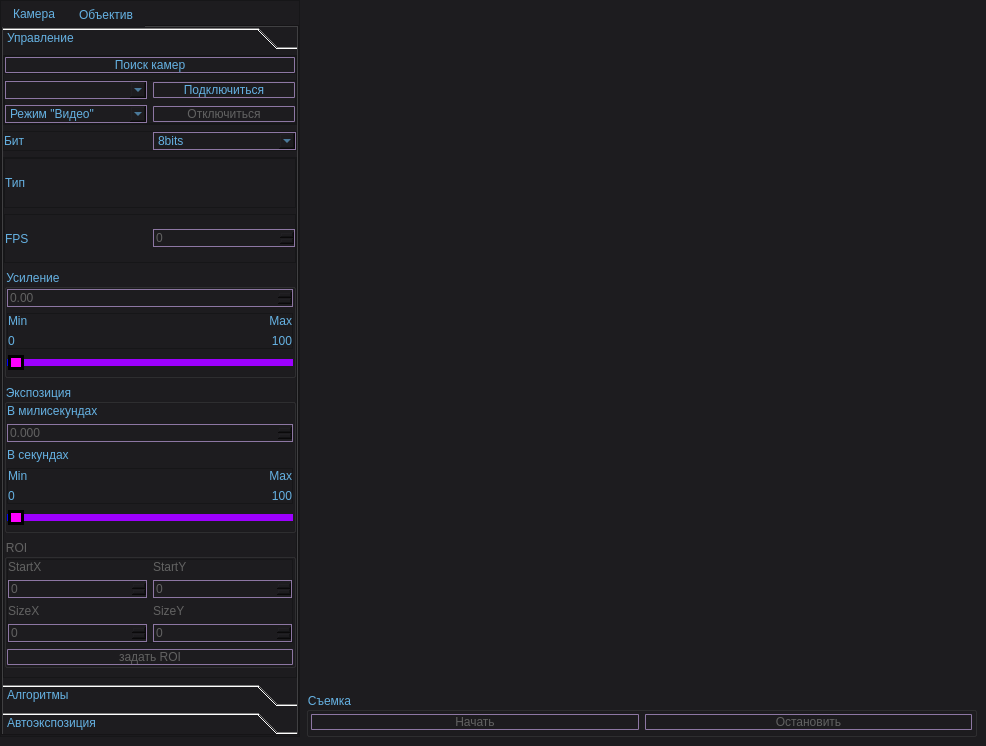
The window that project/mainwindow.ui (H4KC3R/AlgoDemon) describes before a commit, drawn with Qt 5.
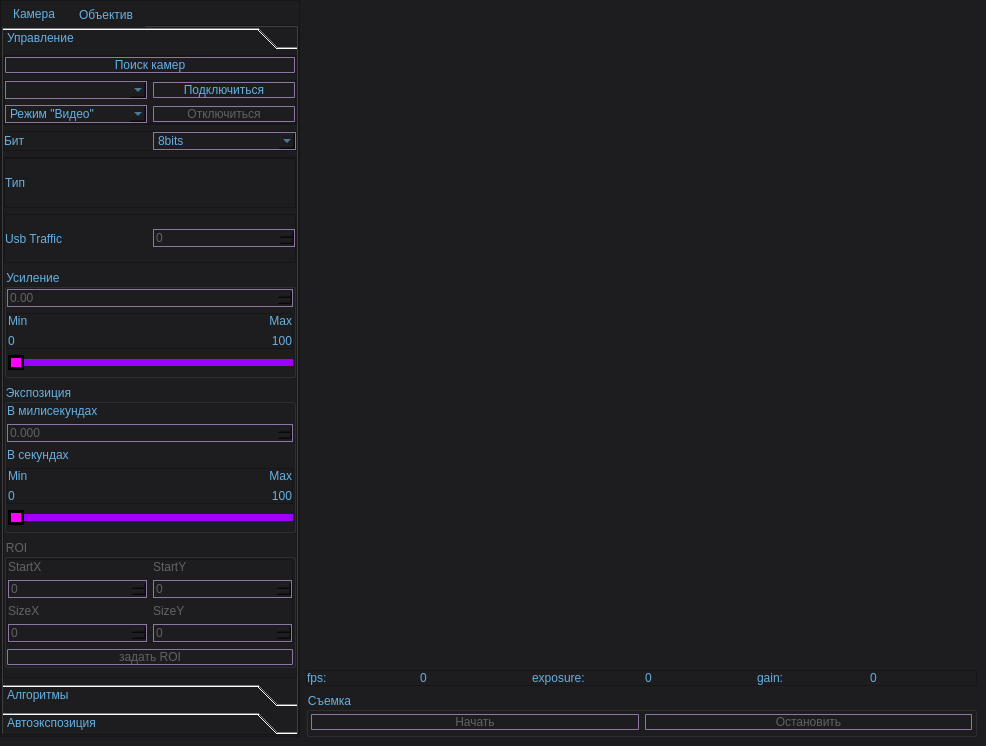
The same window after the commit. Icons and pictures are not drawn.

```diff
--- a/project/mainwindow.ui
+++ b/project/mainwindow.ui
@@ -519,7 +519,7 @@
                      <item>
                       <widget class="QLabel" name="cameraFpsLabel">
                        <property name="text">
-                        <string>FPS</string>
+                        <string>Usb Traffic</string>
                        </property>
                       </widget>
                      </item>
@@ -1791,6 +1791,78 @@
          </layout>
         </widget>
        </item>
+       <item>
+        <widget class="QFrame" name="cameraSettingsDisplay">
+         <property name="sizePolicy">
+          <sizepolicy hsizetype="Preferred" vsizetype="Fixed">
+           <horstretch>0</horstretch>
+           <verstretch>0</verstretch>
+          </sizepolicy>
+         </property>
+         <property name="frameShape">
+          <enum>QFrame::StyledPanel</enum>
+         </property>
+         <property name="frameShadow">
+          <enum>QFrame::Raised</enum>
+         </property>
+         <layout class="QHBoxLayout" name="horizontalLayout_8">
+          <property name="leftMargin">
+           <number>0</number>
+          </property>
+          <property name="topMargin">
+           <number>0</number>
+          </property>
+          <property name="rightMargin">
+           <number>0</number>
+          </property>
+          <property name="bottomMargin">
+           <number>0</number>
+          </property>
+          <item>
+           <widget class="QLabel" name="fpsLabel">
+            <property name="text">
+             <string>fps:</string>
+            </property>
+           </widget>
+          </item>
+          <item>
+           <widget class="QLabel" name="fpsValueLabel">
+            <property name="text">
+             <string>0</string>
+            </property>
+           </widget>
+          </item>
+          <item>
+           <widget class="QLabel" name="exposureLabel">
+            <property name="text">
+             <string>exposure:</string>
+            </property>
+           </widget>
+          </item>
+          <item>
+           <widget class="QLabel" name="exposureValueLabel">
+            <property name="text">
+             <string>0</string>
+            </property>
+           </widget>
+          </item>
+          <item>
+           <widget class="QLabel" name="gainLabel">
+            <property name="text">
+             <string>gain:</string>
+            </property>
+           </widget>
+          </item>
+          <item>
+           <widget class="QLabel" name="gainValueLabel">
+            <property name="text">
+             <string>0</string>
+            </property>
+           </widget>
+          </item>
+         </layout>
+        </widget>
+       </item>
        <item>
         <widget class="QGroupBox" name="cameraCaptureGroupBox">
          <property name="enabled">
```
